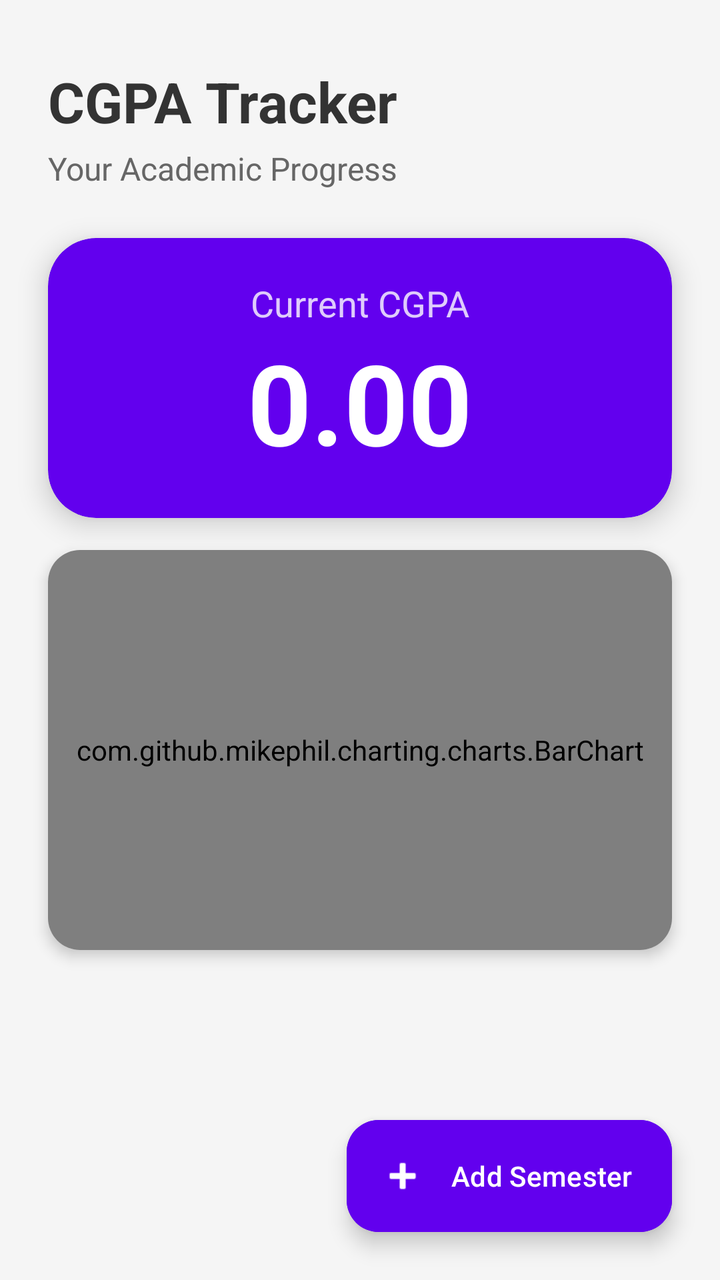
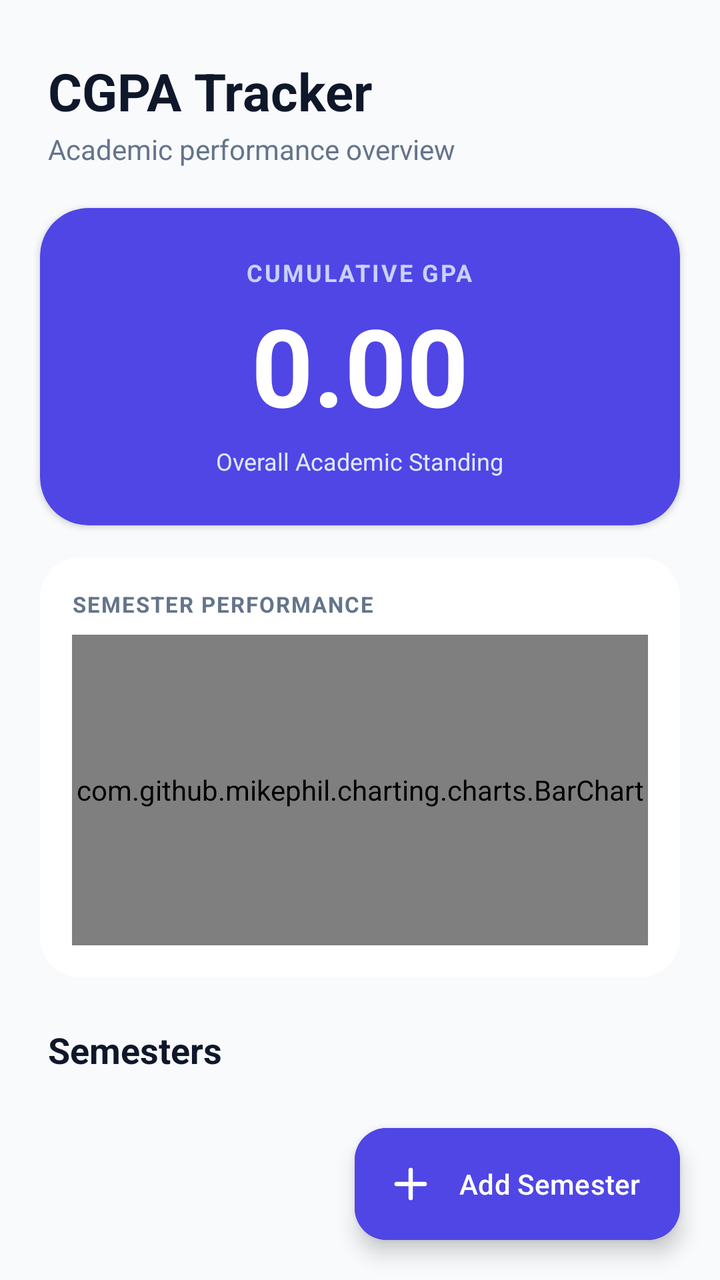

Screens rendered from an Android XML layout before and after an edit, with the pre-edit source and the edit as a unified diff.
<!-- AndroidManifest.xml: application theme Theme.CGPATracker -->
<!-- res/layout/activity_main.xml -->
<?xml version="1.0" encoding="utf-8"?>
<androidx.constraintlayout.widget.ConstraintLayout
    xmlns:android="http://schemas.android.com/apk/res/android"
    xmlns:app="http://schemas.android.com/apk/res-auto"
    xmlns:tools="http://schemas.android.com/tools"
    android:layout_width="match_parent"
    android:layout_height="match_parent"
    android:background="#F5F5F5"
    android:fitsSystemWindows="true"
    tools:context=".MainActivity">

    <androidx.core.widget.NestedScrollView
        android:layout_width="match_parent"
        android:layout_height="0dp"
        android:fillViewport="true"
        app:layout_constraintTop_toTopOf="parent"
        app:layout_constraintBottom_toBottomOf="parent"
        app:layout_constraintStart_toStartOf="parent"
        app:layout_constraintEnd_toEndOf="parent">

        <LinearLayout
            android:layout_width="match_parent"
            android:layout_height="wrap_content"
            android:orientation="vertical"
            android:paddingBottom="80dp">

            <TextView
                android:id="@+id/tvTitle"
                android:layout_width="wrap_content"
                android:layout_height="wrap_content"
                android:text="CGPA Tracker"
                android:textSize="28sp"
                android:textStyle="bold"
                android:textColor="#333333"
                android:layout_marginTop="32dp"
                android:layout_marginStart="24dp" />

            <TextView
                android:id="@+id/tvSubtitle"
                android:layout_width="wrap_content"
                android:layout_height="wrap_content"
                android:text="Your Academic Progress"
                android:textSize="16sp"
                android:textColor="#666666"
                android:layout_marginTop="4dp"
                android:layout_marginStart="24dp" />

            <androidx.cardview.widget.CardView
                android:id="@+id/cardCgpa"
                android:layout_width="match_parent"
                android:layout_height="140dp"
                android:layout_marginHorizontal="24dp"
                android:layout_marginTop="24dp"
                app:cardCornerRadius="24dp"
                app:cardElevation="8dp"
                app:cardBackgroundColor="#6200EE">

                <LinearLayout
                    android:layout_width="match_parent"
                    android:layout_height="match_parent"
                    android:gravity="center"
                    android:orientation="vertical">

                    <TextView
                        android:layout_width="wrap_content"
                        android:layout_height="wrap_content"
                        android:text="Current CGPA"
                        android:textColor="#CCFFFFFF"
                        android:textSize="18sp" />

                    <TextView
                        android:id="@+id/tvCgpaValue"
                        android:layout_width="wrap_content"
                        android:layout_height="wrap_content"
                        android:text="0.00"
                        android:textColor="#FFFFFF"
                        android:textSize="56sp"
                        android:textStyle="bold" />
                </LinearLayout>
            </androidx.cardview.widget.CardView>

            <androidx.cardview.widget.CardView
                android:id="@+id/cardGraph"
                android:layout_width="match_parent"
                android:layout_height="200dp"
                android:layout_marginHorizontal="24dp"
                android:layout_marginTop="16dp"
                app:cardCornerRadius="16dp"
                app:cardElevation="4dp"
                app:cardBackgroundColor="#FFFFFF">

                <com.github.mikephil.charting.charts.BarChart
                    android:id="@+id/chartSemesters"
                    android:layout_width="match_parent"
                    android:layout_height="match_parent"
                    android:padding="12dp" />
            </androidx.cardview.widget.CardView>

            <androidx.recyclerview.widget.RecyclerView
                android:id="@+id/rvSemesters"
                android:layout_width="match_parent"
                android:layout_height="wrap_content"
                android:layout_marginTop="16dp"
                android:nestedScrollingEnabled="false" />
        </LinearLayout>
    </androidx.core.widget.NestedScrollView>

    <com.google.android.material.floatingactionbutton.ExtendedFloatingActionButton
        android:id="@+id/fabAddSemester"
        android:layout_width="wrap_content"
        android:layout_height="wrap_content"
        android:layout_margin="24dp"
        android:text="Add Semester"
        android:textColor="#FFFFFF"
        android:backgroundTint="#6200EE"
        app:icon="@android:drawable/ic_input_add"
        app:iconTint="#FFFFFF"
        app:layout_constraintBottom_toBottomOf="parent"
        app:layout_constraintEnd_toEndOf="parent" />

</androidx.constraintlayout.widget.ConstraintLayout>
<!-- resources referenced by this layout -->
<resources>
  <style name="Theme.CGPATracker" parent="Base.Theme.CGPATracker" />
  <style name="Base.Theme.CGPATracker" parent="Theme.Material3.DayNight.NoActionBar">
          
          
      </style>
</resources>

<!-- the commit's change to res/layout/activity_main.xml (unified diff, before → after) -->
@@ -5,7 +5,7 @@
     xmlns:tools="http://schemas.android.com/tools"
     android:layout_width="match_parent"
     android:layout_height="match_parent"
-    android:background="#F5F5F5"
+    android:background="@color/background"
     android:fitsSystemWindows="true"
     tools:context=".MainActivity">
 
@@ -22,51 +22,63 @@
             android:layout_width="match_parent"
             android:layout_height="wrap_content"
             android:orientation="vertical"
-            android:paddingBottom="80dp">
+            android:paddingBottom="96dp">
 
-            <TextView
-                android:id="@+id/tvTitle"
-                android:layout_width="wrap_content"
+            
+            <LinearLayout
+                android:layout_width="match_parent"
                 android:layout_height="wrap_content"
-                android:text="CGPA Tracker"
-                android:textSize="28sp"
-                android:textStyle="bold"
-                android:textColor="#333333"
-                android:layout_marginTop="32dp"
-                android:layout_marginStart="24dp" />
+                android:orientation="vertical"
+                android:paddingHorizontal="24dp"
+                android:paddingTop="28dp"
+                android:paddingBottom="12dp">
 
-            <TextView
-                android:id="@+id/tvSubtitle"
-                android:layout_width="wrap_content"
-                android:layout_height="wrap_content"
-                android:text="Your Academic Progress"
-                android:textSize="16sp"
-                android:textColor="#666666"
-                android:layout_marginTop="4dp"
-                android:layout_marginStart="24dp" />
+                <TextView
+                    android:id="@+id/tvTitle"
+                    android:layout_width="wrap_content"
+                    android:layout_height="wrap_content"
+                    android:text="CGPA Tracker"
+                    android:textSize="26sp"
+                    android:textStyle="bold"
+                    android:textColor="@color/text_primary" />
 
+                <TextView
+                    android:id="@+id/tvSubtitle"
+                    android:layout_width="wrap_content"
+                    android:layout_height="wrap_content"
+                    android:text="Academic performance overview"
+                    android:textSize="14sp"
+                    android:textColor="@color/text_secondary"
+                    android:layout_marginTop="2dp" />
+            </LinearLayout>
+
+            
             <androidx.cardview.widget.CardView
                 android:id="@+id/cardCgpa"
                 android:layout_width="match_parent"
-                android:layout_height="140dp"
-                android:layout_marginHorizontal="24dp"
-                android:layout_marginTop="24dp"
+                android:layout_height="wrap_content"
+                android:layout_marginHorizontal="20dp"
+                android:layout_marginTop="8dp"
                 app:cardCornerRadius="24dp"
-                app:cardElevation="8dp"
-                app:cardBackgroundColor="#6200EE">
+                app:cardElevation="2dp"
+                app:cardBackgroundColor="@color/primary">
 
                 <LinearLayout
                     android:layout_width="match_parent"
-                    android:layout_height="match_parent"
+                    android:layout_height="wrap_content"
                     android:gravity="center"
-                    android:orientation="vertical">
+                    android:orientation="vertical"
+                    android:paddingVertical="24dp"
+                    android:paddingHorizontal="20dp">
 
                     <TextView
                         android:layout_width="wrap_content"
                         android:layout_height="wrap_content"
-                        android:text="Current CGPA"
-                        android:textColor="#CCFFFFFF"
-                        android:textSize="18sp" />
+                        android:text="CUMULATIVE GPA"
+                        android:textColor="#C7D2FE"
+                        android:textSize="12sp"
+                        android:textStyle="bold"
+                        android:letterSpacing="0.08" />
 
                     <TextView
                         android:id="@+id/tvCgpaValue"
@@ -74,47 +86,89 @@
                         android:layout_height="wrap_content"
                         android:text="0.00"
                         android:textColor="#FFFFFF"
-                        android:textSize="56sp"
-                        android:textStyle="bold" />
+                        android:textSize="54sp"
+                        android:textStyle="bold"
+                        android:layout_marginTop="2dp" />
+
+                    <TextView
+                        android:layout_width="wrap_content"
+                        android:layout_height="wrap_content"
+                        android:text="Overall Academic Standing"
+                        android:textColor="#E0E7FF"
+                        android:textSize="12sp"
+                        android:layout_marginTop="4dp" />
                 </LinearLayout>
             </androidx.cardview.widget.CardView>
 
+            
             <androidx.cardview.widget.CardView
                 android:id="@+id/cardGraph"
                 android:layout_width="match_parent"
-                android:layout_height="200dp"
-                android:layout_marginHorizontal="24dp"
+                android:layout_height="210dp"
+                android:layout_marginHorizontal="20dp"
                 android:layout_marginTop="16dp"
-                app:cardCornerRadius="16dp"
-                app:cardElevation="4dp"
-                app:cardBackgroundColor="#FFFFFF">
+                app:cardCornerRadius="20dp"
+                app:cardElevation="0dp"
+                app:cardBackgroundColor="@color/surface">
 
-                <com.github.mikephil.charting.charts.BarChart
-                    android:id="@+id/chartSemesters"
+                <LinearLayout
                     android:layout_width="match_parent"
                     android:layout_height="match_parent"
-                    android:padding="12dp" />
+                    android:orientation="vertical"
+                    android:padding="16dp">
+
+                    <TextView
+                        android:layout_width="wrap_content"
+                        android:layout_height="wrap_content"
+                        android:text="SEMESTER PERFORMANCE"
+                        android:textSize="11sp"
+                        android:textStyle="bold"
+                        android:letterSpacing="0.06"
+                        android:textColor="@color/text_secondary" />
+
+                    <com.github.mikephil.charting.charts.BarChart
+                        android:id="@+id/chartSemesters"
+                        android:layout_width="match_parent"
+                        android:layout_height="match_parent"
+                        android:layout_marginTop="8dp" />
+                </LinearLayout>
             </androidx.cardview.widget.CardView>
 
+            
+            <TextView
+                android:layout_width="wrap_content"
+                android:layout_height="wrap_content"
+                android:text="Semesters"
+                android:textSize="18sp"
+                android:textStyle="bold"
+                android:textColor="@color/text_primary"
+                android:layout_marginTop="24dp"
+                android:layout_marginStart="24dp"
+                android:layout_marginBottom="4dp" />
+
+            
             <androidx.recyclerview.widget.RecyclerView
                 android:id="@+id/rvSemesters"
                 android:layout_width="match_parent"
                 android:layout_height="wrap_content"
-                android:layout_marginTop="16dp"
                 android:nestedScrollingEnabled="false" />
+
         </LinearLayout>
     </androidx.core.widget.NestedScrollView>
 
+    
     <com.google.android.material.floatingactionbutton.ExtendedFloatingActionButton
         android:id="@+id/fabAddSemester"
         android:layout_width="wrap_content"
         android:layout_height="wrap_content"
-        android:layout_margin="24dp"
+        android:layout_margin="20dp"
         android:text="Add Semester"
         android:textColor="#FFFFFF"
-        android:backgroundTint="#6200EE"
-        app:icon="@android:drawable/ic_input_add"
+        android:backgroundTint="@color/primary"
+        app:icon="@drawable/ic_add"
         app:iconTint="#FFFFFF"
+        app:cornerRadius="16dp"
+        app:elevation="3dp"
         app:layout_constraintBottom_toBottomOf="parent"
         app:layout_constraintEnd_toEndOf="parent" />
 
<!-- resource entries referenced after the edit -->
@@ -1,9 +1,39 @@
 <!-- resources referenced by this layout -->
 <resources>
+  <color name="background">#F8FAFC</color>
+  <color name="primary">#4F46E5</color>
+  <color name="surface">#FFFFFF</color>
+  <color name="text_primary">#0F172A</color>
+  <color name="text_secondary">#64748B</color>
+  <!-- drawable ic_add (drawable) -->
+  <vector xmlns:android="http://schemas.android.com/apk/res/android"
+      android:width="24dp"
+      android:height="24dp"
+      android:viewportWidth="24"
+      android:viewportHeight="24">
+    <path
+        android:fillColor="#00000000"
+        android:strokeColor="#FFFFFF"
+        android:strokeWidth="2.2"
+        android:strokeLineCap="round"
+        android:strokeLineJoin="round"
+        android:pathData="M12,5v14M5,12h14"/>
+  </vector>
   <style name="Theme.CGPATracker" parent="Base.Theme.CGPATracker" />
   <style name="Base.Theme.CGPATracker" parent="Theme.Material3.DayNight.NoActionBar">
-          
-          
+          <item name="colorPrimary">@color/primary</item>
+          <item name="colorSecondary">@color/primary_light</item>
+          <item name="android:statusBarColor">@color/background</item>
+          <item name="android:windowLightStatusBar">true</item>
+          <item name="android:windowBackground">@color/background</item>
+          <item name="bottomSheetDialogTheme">@style/CustomBottomSheetDialogTheme</item>
+      </style>
+  <color name="primary_light">#6366F1</color>
+  <style name="CustomBottomSheetDialogTheme" parent="Theme.MaterialComponents.Light.BottomSheetDialog">
+          <item name="bottomSheetStyle">@style/CustomBottomSheetStyle</item>
+      </style>
+  <style name="CustomBottomSheetStyle" parent="Widget.Design.BottomSheet.Modal">
+          <item name="android:background">@android:color/transparent</item>
       </style>
 </resources>
 
